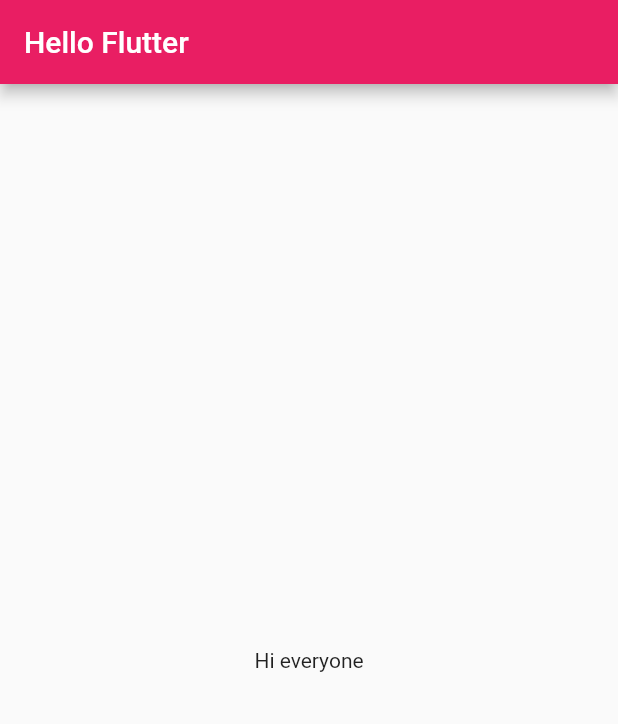
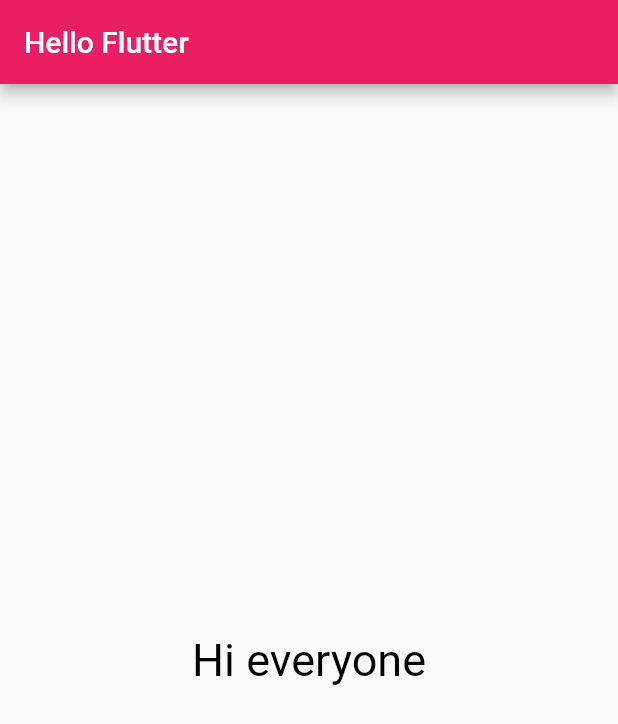
Before and after one commit to rungthiwaa/flutter-app1, a Flutter app: the screen it shows after launch, on a phone screen of 412 x 824 dp. Shown: the top 724 px of the screen. Run offline on Flutter 3.47's test engine with Material 2 defaults, Android fonts, the phone set to English and light mode, and no system bars.

Commit message:
เปลี่ยนขนาดและสีข้อความ

```diff
--- a/lib/main.dart
+++ b/lib/main.dart
@@ -17,7 +17,10 @@ class MyApp extends StatelessWidget {
           title: Text("Hello Flutter"),
         ),
         body: Center(
-          child: Text("Hi everyone"),
+          child: Text(
+            "Hi everyone",
+            style: TextStyle(fontSize: 30, color: Colors.black),
+          ),
         ),
       ),
       theme: ThemeData(primarySwatch: Colors.pink),
```
